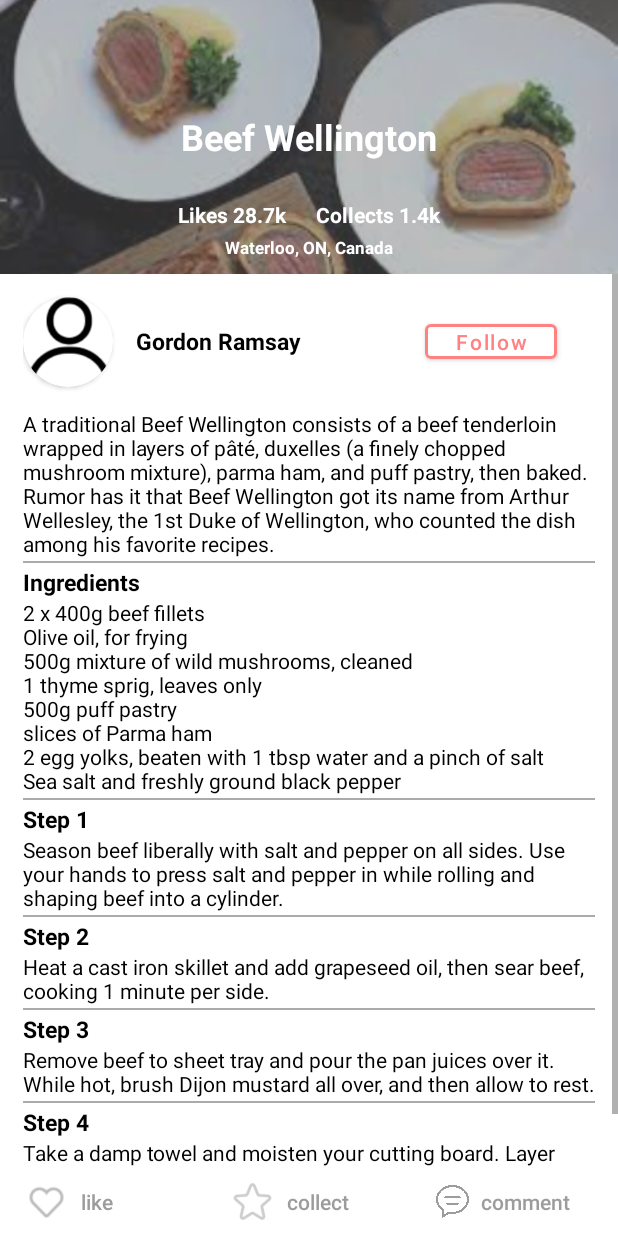
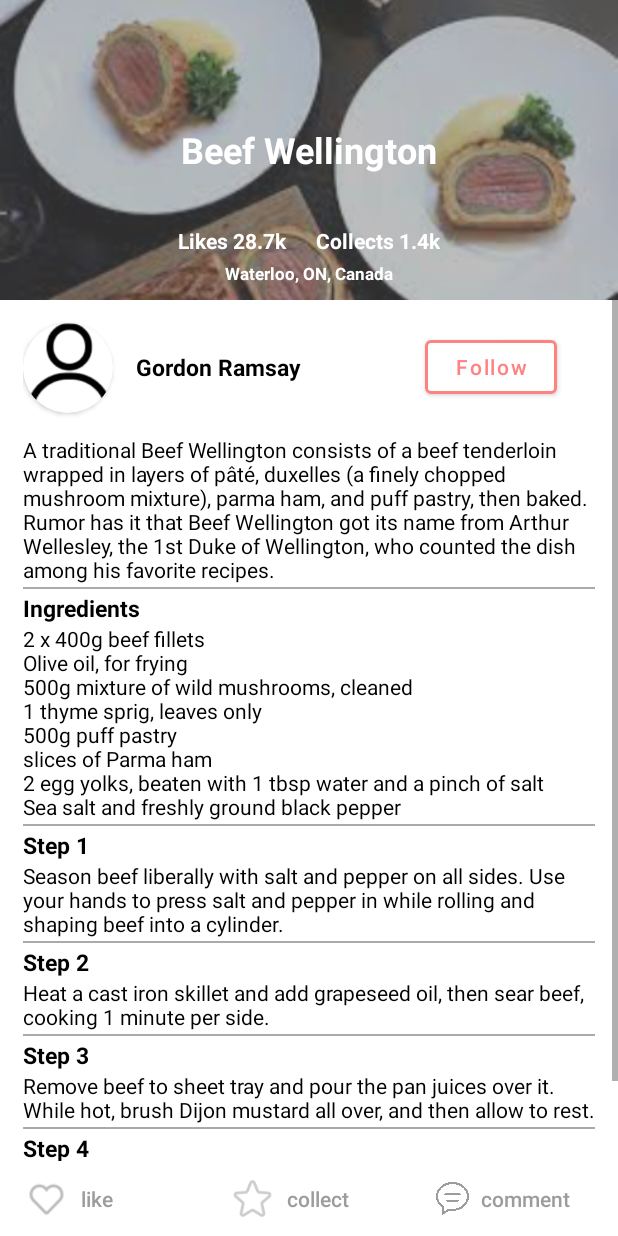
Before and after one commit to AngelaTHan/cs446-project, an Android app: the layout activity_view.xml on its own in the app's theme, with its tools: preview values and no code run, on a phone screen of 412 x 824 dp. Run offline under Robolectric (Android 15) with nearby library versions, the phone set to English and light mode, and no system bars.

Commit message:
view to constraint layout

```diff
--- a/app/src/main/java/uwaterloo/cs446group7/increpeable/MainActivity.java
+++ b/app/src/main/java/uwaterloo/cs446group7/increpeable/MainActivity.java
@@ -48,7 +48,7 @@ public class MainActivity extends AppCompatActivity
         super.onCreate(savedInstanceState);
         setContentView(R.layout.activity_profile);
 
-        Intent intent = new Intent(this, ProfilePageActivity.class);
+        Intent intent = new Intent(this, ViewPageActivity.class);
         startActivity(intent);
 
         // Initialize google sign in service
--- a/app/src/main/res/layout/activity_view.xml
+++ b/app/src/main/res/layout/activity_view.xml
@@ -5,26 +5,15 @@
     android:layout_width="match_parent"
     android:layout_height="match_parent">
 
-    <LinearLayout
-        android:id="@+id/viewLayout"
-        android:layout_width="0dp"
-        android:layout_height="0dp"
-        android:gravity="center"
-        android:orientation="vertical"
-        app:layout_constraintBottom_toBottomOf="parent"
-        app:layout_constraintEnd_toEndOf="parent"
-        app:layout_constraintHorizontal_bias="0.0"
-        app:layout_constraintStart_toStartOf="parent"
-        app:layout_constraintTop_toTopOf="parent"
-        app:layout_constraintVertical_bias="0.0">
-
     <FrameLayout
         android:id="@+id/viewPostHeader"
         android:layout_width="match_parent"
-            android:layout_height="0dp"
+        android:layout_height="200dp"
         android:layout_gravity="center"
-            android:layout_weight="3"
-            android:orientation="vertical">
+        android:orientation="vertical"
+        app:layout_constraintEnd_toEndOf="parent"
+        app:layout_constraintStart_toStartOf="parent"
+        app:layout_constraintTop_toTopOf="parent">
 
         <ImageView
             android:id="@+id/viewPostImage"
@@ -72,9 +61,13 @@
     </FrameLayout>
 
     <ScrollView
+        android:id="@+id/scrollView3"
         android:layout_width="match_parent"
         android:layout_height="0dp"
-            android:layout_weight="9.75">
+        app:layout_constraintBottom_toTopOf="@+id/navBar"
+        app:layout_constraintEnd_toEndOf="parent"
+        app:layout_constraintStart_toStartOf="parent"
+        app:layout_constraintTop_toBottomOf="@+id/viewPostHeader">
 
         <LinearLayout
             android:id="@+id/viewPost"
@@ -110,9 +103,9 @@
                     android:id="@+id/viewPostAuthorName"
                     android:layout_width="wrap_content"
                     android:layout_height="wrap_content"
-                        android:ellipsize="end"
                     android:layout_gravity="left|center"
                     android:layout_marginLeft="75dp"
+                    android:ellipsize="end"
                     android:text="Gordon Ramsay"
                     android:textColor="@android:color/black"
                     android:textSize="15sp"
@@ -121,17 +114,17 @@
                 <Button
                     android:id="@+id/follow"
                     android:layout_width="wrap_content"
-                        android:layout_height="35dp"
-                        android:paddingVertical="2dp"
-                        android:ellipsize="end"
+                    android:layout_height="48dp"
                     android:layout_gravity="right|center"
                     android:layout_marginRight="25dp"
+                    android:ellipsize="end"
+                    android:paddingVertical="2dp"
                     android:text="Follow"
+                    android:textAllCaps="false"
                     android:textColor="@color/red"
                     android:textSize="14sp"
-                        android:textAllCaps="false"
                     app:strokeColor="@color/red"
-                        app:strokeWidth="2dp"/>
+                    app:strokeWidth="2dp" />
 
             </FrameLayout>
 
@@ -141,14 +134,14 @@
                 android:layout_height="wrap_content"
                 android:orientation="vertical"
                 android:text="A traditional Beef Wellington consists of a beef tenderloin wrapped in layers of pâté, duxelles (a finely chopped mushroom mixture), parma ham, and puff pastry, then baked. Rumor has it that Beef Wellington got its name from Arthur Wellesley, the 1st Duke of Wellington, who counted the dish among his favorite recipes."
-                    android:textSize="14sp"
-                    android:textColor="@android:color/black" />
+                android:textColor="@android:color/black"
+                android:textSize="14sp" />
 
             <View
                 android:layout_width="match_parent"
                 android:layout_height="1dp"
                 android:layout_marginVertical="2dp"
-                    android:background="@android:color/darker_gray"/>
+                android:background="@android:color/darker_gray" />
 
             <TextView
                 android:id="@+id/viewPostIngredientHeader"
@@ -156,8 +149,8 @@
                 android:layout_height="wrap_content"
                 android:orientation="vertical"
                 android:text="Ingredients"
+                android:textColor="@android:color/black"
                 android:textSize="15sp"
-                    android:textColor="@android:color/black"
                 android:textStyle="bold" />
 
             <TextView
@@ -166,14 +159,14 @@
                 android:layout_height="wrap_content"
                 android:orientation="vertical"
                 android:text="2 x 400g beef fillets\nOlive oil, for frying\n500g mixture of wild mushrooms, cleaned\n1 thyme sprig, leaves only\n500g puff pastry\nslices of Parma ham\n2 egg yolks, beaten with 1 tbsp water and a pinch of salt\nSea salt and freshly ground black pepper"
-                    android:textSize="14sp"
-                    android:textColor="@android:color/black" />
+                android:textColor="@android:color/black"
+                android:textSize="14sp" />
 
             <View
                 android:layout_width="match_parent"
                 android:layout_height="1dp"
                 android:layout_marginVertical="2dp"
-                    android:background="@android:color/darker_gray"/>
+                android:background="@android:color/darker_gray" />
 
             <TextView
                 android:id="@+id/viewPostStep1Header"
@@ -181,8 +174,8 @@
                 android:layout_height="wrap_content"
                 android:orientation="vertical"
                 android:text="Step 1"
+                android:textColor="@android:color/black"
                 android:textSize="15sp"
-                    android:textColor="@android:color/black"
                 android:textStyle="bold" />
 
             <TextView
@@ -191,14 +184,14 @@
                 android:layout_height="wrap_content"
                 android:orientation="vertical"
                 android:text="Season beef liberally with salt and pepper on all sides. Use your hands to press salt and pepper in while rolling and shaping beef into a cylinder."
-                    android:textSize="14sp"
-                    android:textColor="@android:color/black" />
+                android:textColor="@android:color/black"
+                android:textSize="14sp" />
 
             <View
                 android:layout_width="match_parent"
                 android:layout_height="1dp"
                 android:layout_marginVertical="2dp"
-                    android:background="@android:color/darker_gray"/>
+                android:background="@android:color/darker_gray" />
 
             <TextView
                 android:id="@+id/viewPostStep2Header"
@@ -206,8 +199,8 @@
                 android:layout_height="wrap_content"
                 android:orientation="vertical"
                 android:text="Step 2"
+                android:textColor="@android:color/black"
                 android:textSize="15sp"
-                    android:textColor="@android:color/black"
                 android:textStyle="bold" />
 
             <TextView
@@ -216,14 +209,14 @@
                 android:layout_height="wrap_content"
                 android:orientation="vertical"
                 android:text="Heat a cast iron skillet and add grapeseed oil, then sear beef, cooking 1 minute per side."
-                    android:textSize="14sp"
-                    android:textColor="@android:color/black" />
+                android:textColor="@android:color/black"
+                android:textSize="14sp" />
 
             <View
                 android:layout_width="match_parent"
                 android:layout_height="1dp"
                 android:layout_marginVertical="2dp"
-                    android:background="@android:color/darker_gray"/>
+                android:background="@android:color/darker_gray" />
 
             <TextView
                 android:id="@+id/viewPostStep3Header"
@@ -231,8 +224,8 @@
                 android:layout_height="wrap_content"
                 android:orientation="vertical"
                 android:text="Step 3"
+                android:textColor="@android:color/black"
                 android:textSize="15sp"
-                    android:textColor="@android:color/black"
                 android:textStyle="bold" />
 
             <TextView
@@ -241,14 +234,14 @@
                 android:layout_height="wrap_content"
                 android:orientation="vertical"
                 android:text="Remove beef to sheet tray and pour the pan juices over it. While hot, brush Dijon mustard all over, and then allow to rest."
-                    android:textSize="14sp"
-                    android:textColor="@android:color/black" />
+                android:textColor="@android:color/black"
+                android:textSize="14sp" />
 
             <View
                 android:layout_width="match_parent"
                 android:layout_height="1dp"
                 android:layout_marginVertical="2dp"
-                    android:background="@android:color/darker_gray"/>
+                android:background="@android:color/darker_gray" />
 
             <TextView
                 android:id="@+id/viewPostStep4Header"
@@ -256,8 +249,8 @@
                 android:layout_height="wrap_content"
                 android:orientation="vertical"
                 android:text="Step 4"
+                android:textColor="@android:color/black"
                 android:textSize="15sp"
-                    android:textColor="@android:color/black"
                 android:textStyle="bold" />
 
             <TextView
@@ -266,14 +259,14 @@
                 android:layout_height="wrap_content"
                 android:orientation="vertical"
                 android:text="Take a damp towel and moisten your cutting board. Layer three pieces of plastic wrap overlapping each other on the board."
-                    android:textSize="14sp"
-                    android:textColor="@android:color/black" />
+                android:textColor="@android:color/black"
+                android:textSize="14sp" />
 
             <View
                 android:layout_width="match_parent"
                 android:layout_height="1dp"
                 android:layout_marginVertical="2dp"
-                    android:background="@android:color/darker_gray"/>
+                android:background="@android:color/darker_gray" />
 
         </LinearLayout>
 
@@ -282,54 +275,57 @@
     <LinearLayout
         android:id="@+id/navBar"
         android:layout_width="match_parent"
-            android:layout_height="0dp"
-            android:layout_weight="0.75"
+        android:layout_height="50dp"
         android:gravity="center_vertical"
-            android:orientation="horizontal">
+        android:orientation="horizontal"
+        app:layout_constraintBottom_toBottomOf="parent"
+        app:layout_constraintEnd_toEndOf="parent"
+        app:layout_constraintStart_toStartOf="parent">
 
-            <Button style="?android:attr/borderlessButtonStyle"
+        <Button
             android:id="@+id/like"
+            style="?android:attr/borderlessButtonStyle"
             android:layout_width="0dp"
             android:layout_height="match_parent"
+            android:layout_weight="1"
             android:gravity="left|center_vertical"
-                android:layout_weight="1"
             android:text="like"
+            android:textAllCaps="false"
             android:textColor="@color/grey_500"
             android:textSize="14sp"
             app:icon="@drawable/like"
-                app:iconTint="@color/grey_500"
-                android:textAllCaps="false"
-                app:iconSize="30dp"/>
+            app:iconSize="30dp"
+            app:iconTint="@color/grey_500" />
 
-            <Button style="?android:attr/borderlessButtonStyle"
+        <Button
             android:id="@+id/collect"
+            style="?android:attr/borderlessButtonStyle"
             android:layout_width="0dp"
             android:layout_height="match_parent"
             android:layout_weight="1"
             android:gravity="left|center_vertical"
             android:text="collect"
+            android:textAllCaps="false"
             android:textColor="@color/grey_500"
             android:textSize="14sp"
             app:icon="@drawable/collect"
-                app:iconTint="@color/grey_500"
-                android:textAllCaps="false"
-                app:iconSize="30dp"/>
+            app:iconSize="30dp"
+            app:iconTint="@color/grey_500" />
 
-            <Button style="?android:attr/borderlessButtonStyle"
+        <Button
             android:id="@+id/comment"
+            style="?android:attr/borderlessButtonStyle"
             android:layout_width="0dp"
             android:layout_height="match_parent"
             android:layout_weight="1"
             android:gravity="left|center_vertical"
             android:text="comment"
+            android:textAllCaps="false"
             android:textColor="@color/grey_500"
             android:textSize="14sp"
             app:icon="@drawable/comment"
-                app:iconTint="@color/grey_500"
-                android:textAllCaps="false"
-                app:iconSize="22dp"/>
-
-        </LinearLayout>
+            app:iconSize="22dp"
+            app:iconTint="@color/grey_500" />
 
     </LinearLayout>
 
```
Lines whose indentation alone changed are shown as unchanged.
